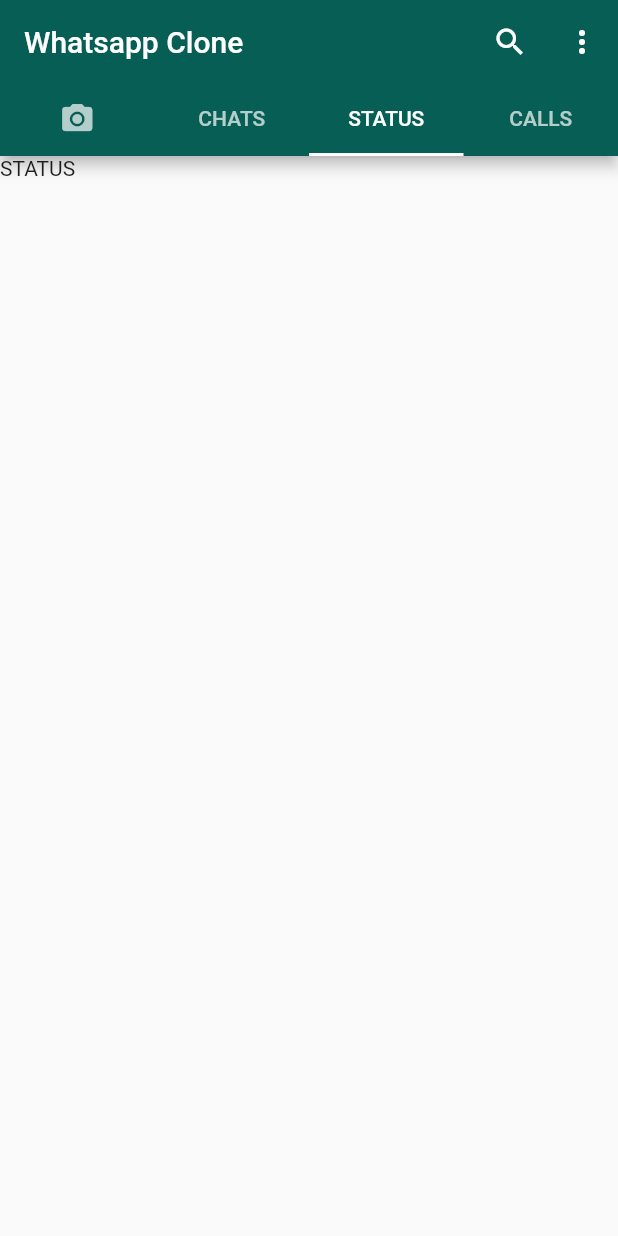
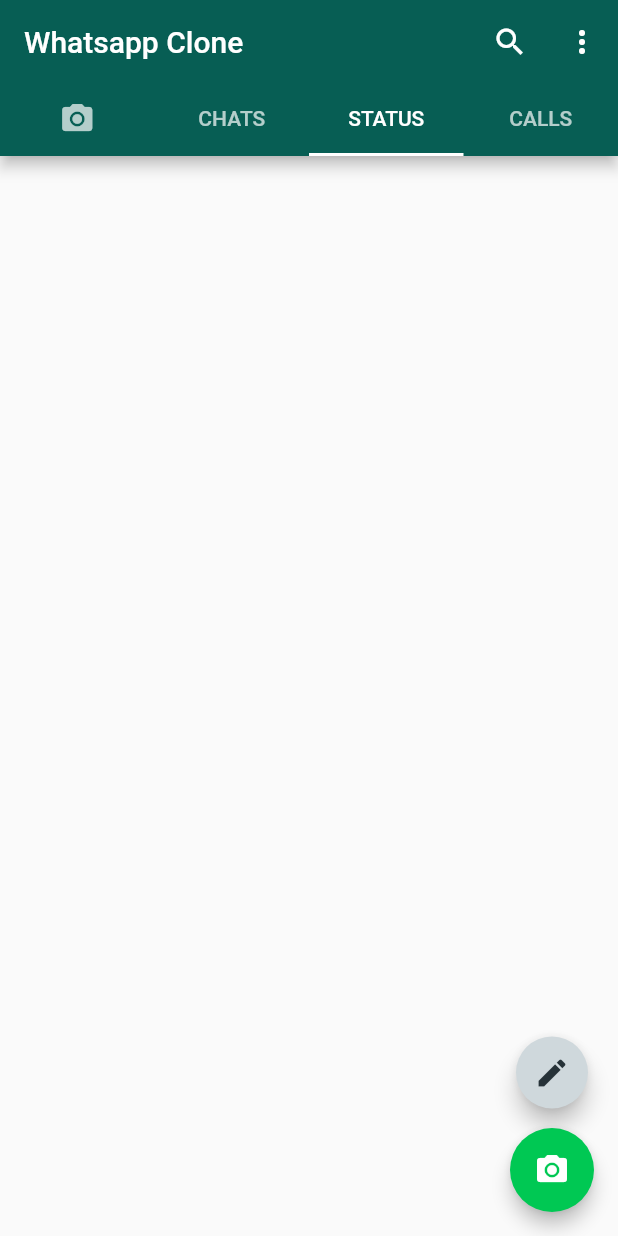
Before and after one commit to gouravrathor123/WhatsappClone1, a Flutter app: the HomeScreen screen opened directly with empty values, tab 3 chosen, on a phone screen of 412 x 824 dp. Run offline on Flutter 3.47's test engine with Material 2 defaults, Android fonts, the phone set to English and light mode, and no system bars; our stand-ins replace camera, flutter_svg, socket_io_client, video_player; missing offline and left inert: emoji_picker; Roboto replaces fonts that are missing (OpenSans).

Commit message:
status page started

```diff
--- /dev/null
+++ b/lib/Pages/StatusPage.dart
@@ -0,0 +1,36 @@
+import 'package:flutter/material.dart';
+
+class StatusPage extends StatefulWidget {
+  @override
+  _StatusPageState createState() => _StatusPageState();
+}
+
+class _StatusPageState extends State<StatusPage> {
+  @override
+  Widget build(BuildContext context) {
+    return Scaffold(
+      floatingActionButton: Column(
+        mainAxisAlignment: MainAxisAlignment.end,
+        children: [
+          Container(
+            height: 48,
+            child: FloatingActionButton(
+              backgroundColor: Colors.blueGrey[100],
+              onPressed: () {},
+              child: Icon(Icons.edit,color: Colors.blueGrey[900],),
+            ),
+          ),
+          SizedBox(
+            height: 13,
+          ),
+          FloatingActionButton(
+            onPressed: (){},
+            backgroundColor: Colors.greenAccent[700],
+            elevation: 5,
+            child: Icon(Icons.camera_alt,),
+          ),
+        ],
+      ),
+    );
+  }
+}
--- a/lib/Screens/HomeScreen.dart
+++ b/lib/Screens/HomeScreen.dart
@@ -4,6 +4,7 @@ import 'package:flutter/material.dart';
 import 'package:flutter_app/Model/ChatsModel.dart';
 import 'package:flutter_app/Pages/CameraPage.dart';
 import 'package:flutter_app/Pages/ChatPage.dart';
+import 'package:flutter_app/Pages/StatusPage.dart';
 
 class HomeScreen extends StatefulWidget {
   const HomeScreen({Key key, this.chatmodels,this.sourcechat}) : super(key: key);
@@ -84,7 +85,7 @@ class _HomeScreenState extends State<HomeScreen>
         children: [
           CameraPage(),
           ChatPage(chatmodels: widget.chatmodels,sourcechat: widget.sourcechat,),
-          Text("STATUS"),
+          StatusPage(),
           Text("CALLS"),
         ],
       ),
```
